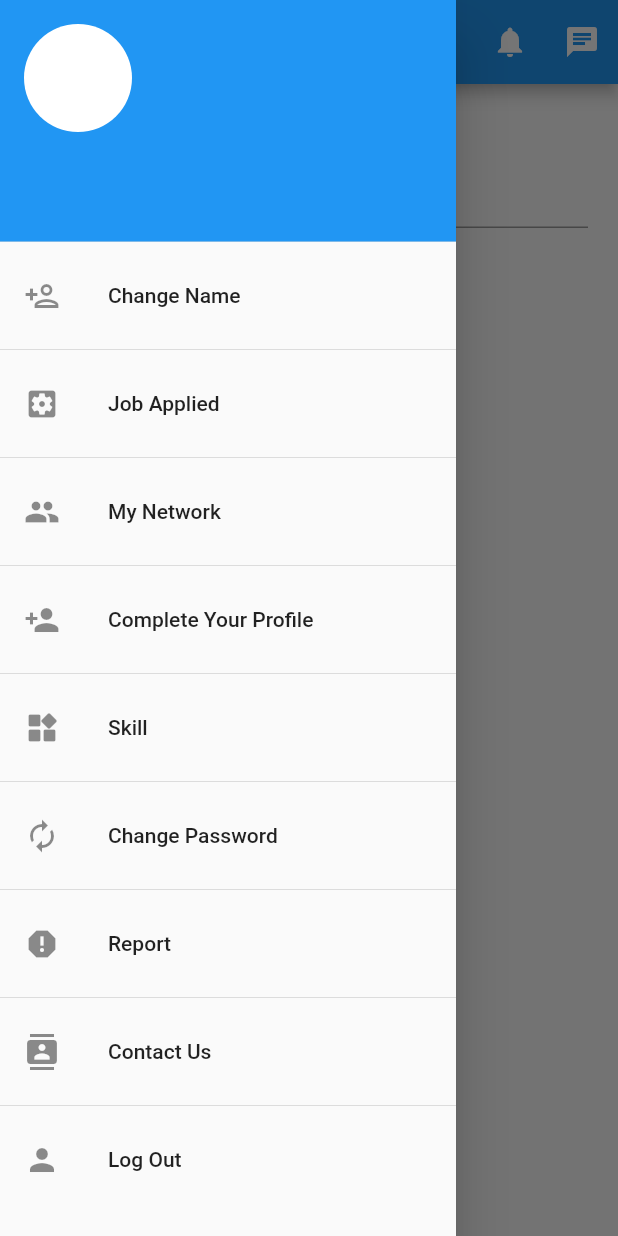
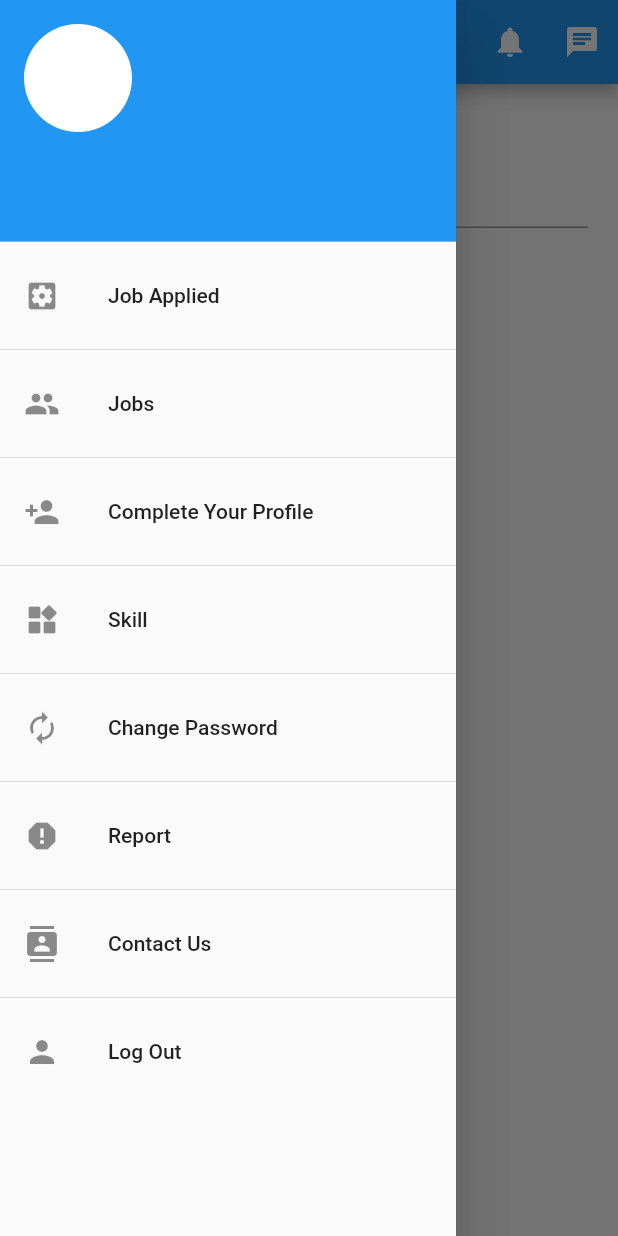
Before and after one commit to shadsheikh/JobIn, a Flutter app: the p5_1_employee_chg_name screen opened directly, with the side drawer open, on a phone screen of 412 x 824 dp. Run offline on Flutter 3.47's test engine with Material 2 defaults, Android fonts, the phone set to English and light mode, and no system bars; our stand-ins replace badges, cloud_firestore, connectivity, firebase_auth, firebase_core, font_awesome_flutter; missing offline and left inert: flappy_search_bar; accounts and stored records are empty.

Commit message:
Update p5_Employee_Drawer.dart

```diff
--- a/lib/p5_Employee_Drawer.dart
+++ b/lib/p5_Employee_Drawer.dart
@@ -1,5 +1,5 @@
 import 'package:dsc_jobin/p3_Employee_login.dart';
-import 'package:dsc_jobin/p5_1_Employee_Chg_Name.dart';
+import 'package:dsc_jobin/p5_Employee.dart';
 import 'package:dsc_jobin/p5_2_Employee_Job_Appl.dart';
 import 'package:dsc_jobin/p5_3_Employee_My_Netw.dart';
 import 'package:dsc_jobin/p5_4_Employee_Complete_Pro.dart';
@@ -67,22 +67,6 @@ class _p5_employee_drawerState extends State<p5_employee_drawer> {
           ),
 
           ListTile(
-            leading : Icon(Icons.person_add_outlined),
-            title : Text(
-              "Change Name",
-            ),
-              onTap: () {
-                Navigator.push(
-                    context,
-                    MaterialPageRoute(
-                      builder: (context) => p5_1_employee_chg_name(),
-                    ));
-              }
-          ),
-
-          Divider(),
-
-          ListTile(
               leading : Icon(Icons.settings_applications),
               title : Text(
                 "Job Applied",
@@ -101,13 +85,13 @@ class _p5_employee_drawerState extends State<p5_employee_drawer> {
           ListTile(
               leading : Icon(Icons.group),
               title : Text(
-              "My Network",
+                "Jobs",
               ),
               onTap: () {
                 Navigator.push(
                     context,
                     MaterialPageRoute(
-                      builder: (context) => p5_3_employee_my_netw(),
+                      builder: (context) => p5_employee(),
                     ));
               }
           ),
@@ -155,7 +139,7 @@ class _p5_employee_drawerState extends State<p5_employee_drawer> {
                 Navigator.push(
                     context,
                     MaterialPageRoute(
-                      builder: (context) => p5_6_employee_chg_pass(),
+                      builder: (context) => p5_6_employee_chg_password(),
                     ));
               }
           ),
```
Lines whose indentation alone changed are shown as unchanged.
